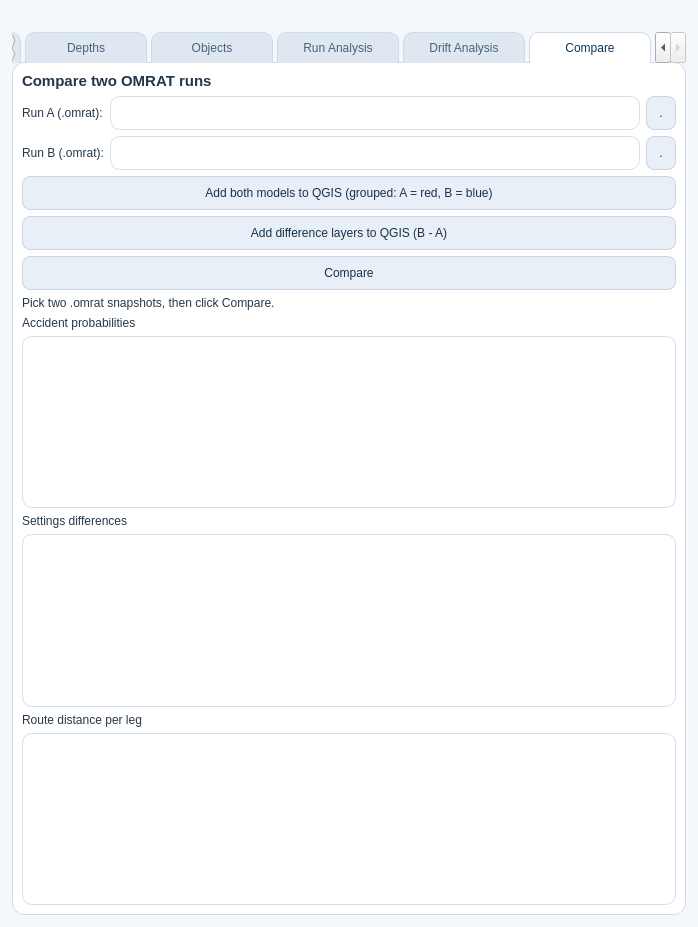
axelande/OMRAT, file omrat_base.ui: the form before one commit.
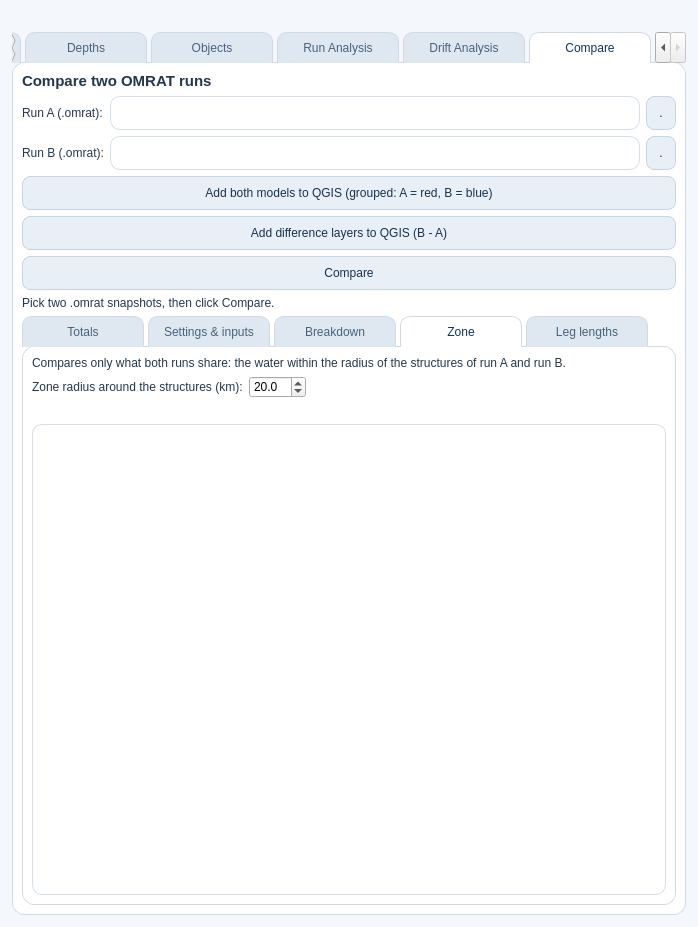
The form after the commit. The open tabs and pages were chosen to show the change.

The edit to the form file:
```diff
--- a/omrat_base.ui
+++ b/omrat_base.ui
@@ -2263,35 +2263,229 @@
            </widget>
           </item>
           <item>
-           <widget class="QLabel" name="lblCompareAccidents">
-            <property name="text">
-             <string>Accident probabilities</string>
+           <widget class="QTabWidget" name="twCompareResults">
+            <property name="currentIndex">
+             <number>0</number>
             </property>
+            <widget class="QWidget" name="compareTabTotals">
+             <attribute name="title">
+              <string>Totals</string>
+             </attribute>
+             <layout class="QVBoxLayout" name="compareTotalsLayout">
+              <item>
+               <widget class="QLabel" name="lblCompareDetails">
+                <property name="text">
+                 <string/>
+                </property>
+                <property name="wordWrap">
+                 <bool>true</bool>
+                </property>
+                <property name="textInteractionFlags">
+                 <set>Qt::TextSelectableByMouse</set>
+                </property>
+               </widget>
+              </item>
+              <item>
+               <widget class="QLabel" name="lblCompareAccidents">
+                <property name="text">
+                 <string>Accident frequencies (per year), summary rows and the oil-spill result. Values come from the files each run wrote next to its snapshot.</string>
+                </property>
+                <property name="wordWrap">
+                 <bool>true</bool>
+                </property>
+               </widget>
+              </item>
+              <item>
+               <widget class="QTableWidget" name="TWCompareAccidents"/>
+              </item>
+              <item>
+               <widget class="QPushButton" name="pbCompareMoreInfo">
+                <property name="text">
+                 <string>More info (collisions)...</string>
+                </property>
+                <property name="toolTip">
+                 <string>Why did each ship-ship collision type change? Re-runs the collision model with run A's inputs and one group of inputs at a time from run B (routing, geometry, lateral distributions, traffic, junction matrices, ...) and splits the change over those groups, per leg and leg pair, with plain-language findings. The selected row picks the type shown first.</string>
+                </property>
+               </widget>
+              </item>
+             </layout>
+            </widget>
+            <widget class="QWidget" name="compareTabSettings">
+             <attribute name="title">
+              <string>Settings &amp;&amp; inputs</string>
+             </attribute>
+             <layout class="QVBoxLayout" name="compareSettingsLayout">
+              <item>
+               <widget class="QLabel" name="lblCompareSettings">
+                <property name="text">
+                 <string>Settings that differ (drift, causation factors, traffic scaling, consequence, ship categories, leg width)</string>
+                </property>
+                <property name="wordWrap">
+                 <bool>true</bool>
+                </property>
+               </widget>
+              </item>
+              <item>
+               <widget class="QTableWidget" name="TWCompareSettings"/>
+              </item>
+              <item>
+               <widget class="QLabel" name="lblCompareInputs">
+                <property name="text">
+                 <string>Inputs that differ: legs, traffic, lateral distributions, routing, junctions, depths and structures.  Legs are matched on id and name.</string>
+                </property>
+                <property name="wordWrap">
+                 <bool>true</bool>
+                </property>
+               </widget>
+              </item>
+              <item>
+               <widget class="QTableWidget" name="TWCompareInputs"/>
+              </item>
+             </layout>
+            </widget>
+            <widget class="QWidget" name="compareTabBreakdown">
+             <attribute name="title">
+              <string>Breakdown</string>
+             </attribute>
+             <layout class="QVBoxLayout" name="compareBreakdownLayout">
+              <item>
+               <widget class="QLabel" name="lblCompareBreakdown">
+                <property name="text">
+                 <string>Where the runs differ, item by item, sorted by the size of the change. Share = the item's part of the summed absolute change in its category.</string>
+                </property>
+                <property name="wordWrap">
+                 <bool>true</bool>
+                </property>
+               </widget>
+              </item>
+              <item>
+               <layout class="QHBoxLayout" name="compareBreakdownFilterLayout">
+                <item>
+                 <widget class="QLabel" name="lblCompareBreakdownFilter">
+                  <property name="text">
+                   <string>Show:</string>
+                  </property>
+                 </widget>
+                </item>
+                <item>
+                 <widget class="QComboBox" name="cbCompareBreakdownFilter">
+                  <property name="sizeAdjustPolicy">
+                   <enum>QComboBox::AdjustToContents</enum>
+                  </property>
+                 </widget>
+                </item>
+                <item>
+                 <spacer name="compareBreakdownSpacer">
+                  <property name="orientation">
+                   <enum>Qt::Horizontal</enum>
+                  </property>
+                  <property name="sizeHint" stdset="0">
+                   <size>
+                    <width>40</width>
+                    <height>20</height>
+                   </size>
+                  </property>
+                 </spacer>
+                </item>
+               </layout>
+              </item>
+              <item>
+               <widget class="QTableWidget" name="TWCompareBreakdown"/>
+              </item>
+             </layout>
+            </widget>
+            <widget class="QWidget" name="compareTabZone">
+             <attribute name="title">
+              <string>Zone</string>
+             </attribute>
+             <layout class="QVBoxLayout" name="compareZoneTabLayout">
+              <item>
+               <widget class="QLabel" name="lblCompareZoneHelp">
+                <property name="text">
+                 <string>Compares only what both runs share: the water within the radius of the structures of run A and run B.</string>
+                </property>
+                <property name="wordWrap">
+                 <bool>true</bool>
+                </property>
+               </widget>
+              </item>
+              <item>
+               <layout class="QHBoxLayout" name="compareZoneLayout">
+                <item>
+                 <widget class="QLabel" name="lblCompareZoneKm">
+                  <property name="text">
+                   <string>Zone radius around the structures (km):</string>
+                  </property>
+                 </widget>
+                </item>
+                <item>
+                 <widget class="QDoubleSpinBox" name="sbCompareZoneKm">
+                  <property name="decimals">
+                   <number>1</number>
+                  </property>
+                  <property name="minimum">
+                   <double>0.5</double>
+                  </property>
+                  <property name="maximum">
+                   <double>500.0</double>
+                  </property>
+                  <property name="value">
+                   <double>20.0</double>
+                  </property>
+                 </widget>
+                </item>
+                <item>
+                 <spacer name="compareZoneSpacer">
+                  <property name="orientation">
+                   <enum>Qt::Horizontal</enum>
+                  </property>
+                  <property name="sizeHint" stdset="0">
+                   <size>
+                    <width>40</width>
+                    <height>20</height>
+                   </size>
+                  </property>
+                 </spacer>
+                </item>
+               </layout>
+              </item>
+              <item>
+               <widget class="QLabel" name="lblCompareZoneInfo">
+                <property name="text">
+                 <string></string>
+                </property>
+                <property name="wordWrap">
+                 <bool>true</bool>
+                </property>
+               </widget>
+              </item>
+              <item>
+               <widget class="QTableWidget" name="TWCompareZone"/>
+              </item>
+             </layout>
+            </widget>
+            <widget class="QWidget" name="compareTabLegs">
+             <attribute name="title">
+              <string>Leg lengths</string>
+             </attribute>
+             <layout class="QVBoxLayout" name="compareLegsLayout">
+              <item>
+               <widget class="QLabel" name="lblCompareLegs">
+                <property name="text">
+                 <string>Route distance per leg</string>
+                </property>
+                <property name="wordWrap">
+                 <bool>true</bool>
+                </property>
+               </widget>
+              </item>
+              <item>
+               <widget class="QTableWidget" name="TWCompareLegs"/>
+              </item>
+             </layout>
+            </widget>
            </widget>
           </item>
-          <item>
-           <widget class="QTableWidget" name="TWCompareAccidents"/>
-          </item>
-          <item>
-           <widget class="QLabel" name="lblCompareSettings">
-            <property name="text">
-             <string>Settings differences</string>
-            </property>
-           </widget>
-          </item>
-          <item>
-           <widget class="QTableWidget" name="TWCompareSettings"/>
-          </item>
-          <item>
-           <widget class="QLabel" name="lblCompareLegs">
-            <property name="text">
-             <string>Route distance per leg</string>
-            </property>
-           </widget>
-          </item>
-          <item>
-           <widget class="QTableWidget" name="TWCompareLegs"/>
-          </item>
          </layout>
         </widget>
        </widget>
```
Left out of the diff: 2 changed lines with no effect on the pictures.
